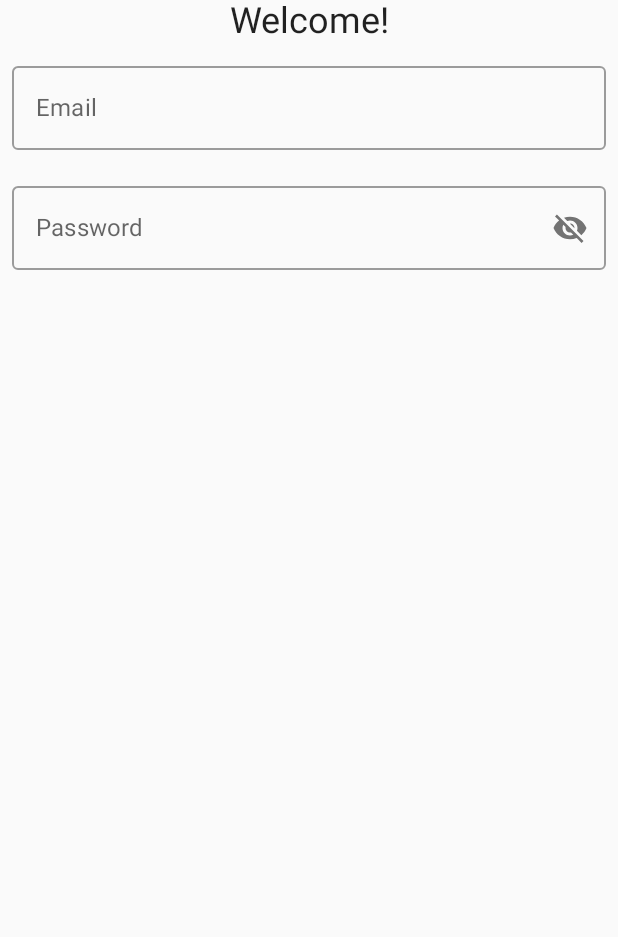
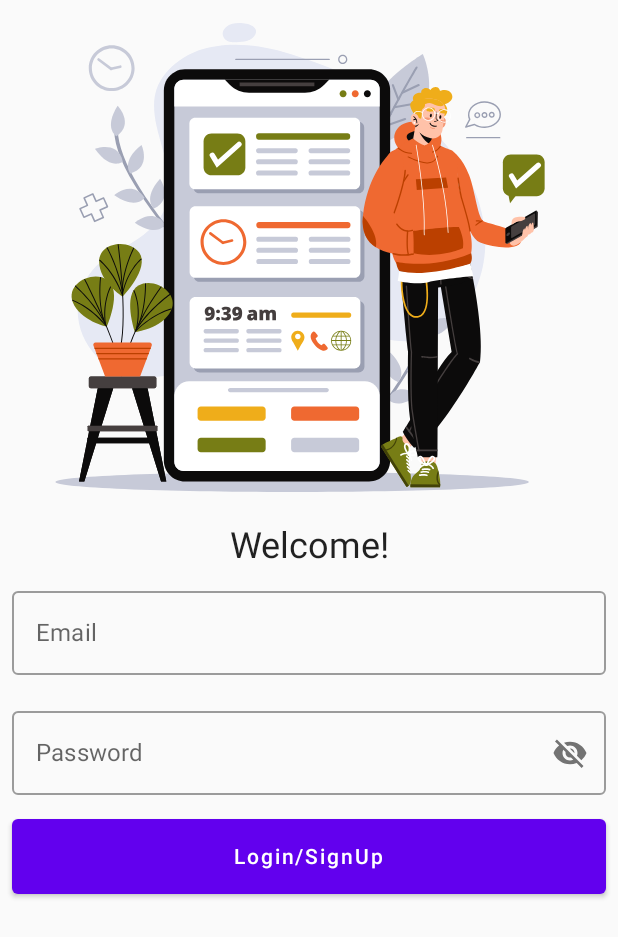
Before and after one commit to m-derakhshan/DoneV2, an Android app built with Jetpack Compose: the screen it shows after launch (MainActivity), on a phone screen of 412 x 824 dp. Shown: the top 937 px of the screen. Run offline under Robolectric (Android 15) with nearby library versions, the phone set to English and light mode, and no system bars; our stand-ins replace Dagger/Hilt's generated code, Firebase (no records; nobody signed in at launch, a user with empty details on screens opened directly).

Commit message:
adding loading button

```diff
--- /dev/null
+++ b/app/src/main/java/m/derakhshan/done/core/presentation/composable/LoadingButton.kt
@@ -0,0 +1,51 @@
+package m.derakhshan.done.core.presentation.composable
+
+import androidx.compose.animation.core.*
+import androidx.compose.foundation.layout.fillMaxWidth
+import androidx.compose.foundation.layout.height
+import androidx.compose.foundation.layout.width
+import androidx.compose.material.Button
+import androidx.compose.material.Text
+import androidx.compose.runtime.Composable
+import androidx.compose.runtime.getValue
+import androidx.compose.ui.Modifier
+import androidx.compose.ui.draw.rotate
+import androidx.compose.ui.unit.dp
+
+
+@Composable
+fun LoadingButton(
+    modifier: Modifier = Modifier,
+    buttonText: String,
+    isExpanded: Boolean,
+    callBack: () -> Unit
+) {
+
+    val infiniteAnimation = rememberInfiniteTransition()
+    val rotation by infiniteAnimation.animateFloat(
+        initialValue = 0f,
+        targetValue = if (isExpanded) 0f else 720f,
+        animationSpec = infiniteRepeatable(
+            animation = tween(1500),
+            repeatMode = RepeatMode.Reverse
+        )
+    )
+
+    val myModifier = if (isExpanded)
+        modifier
+            .fillMaxWidth()
+            .height(50.dp)
+    else
+        modifier
+            .width(50.dp)
+            .height(50.dp)
+            .rotate(rotation)
+
+    Button(
+        onClick = callBack, modifier = myModifier
+    ) {
+        Text(text = if (isExpanded) buttonText else "")
+    }
+
+
+}
--- a/app/src/main/java/m/derakhshan/done/feature_authentication/presentation/AuthenticationEvent.kt
+++ b/app/src/main/java/m/derakhshan/done/feature_authentication/presentation/AuthenticationEvent.kt
@@ -5,4 +5,5 @@ sealed class AuthenticationEvent {
     object TogglePasswordVisibility : AuthenticationEvent()
     data class EmailChanged(val email: String) : AuthenticationEvent()
     data class PasswordChanged(val password: String) : AuthenticationEvent()
+    data class NameAndFamilyChanged(val NameAndFamily: String) : AuthenticationEvent()
 }
--- a/app/src/main/java/m/derakhshan/done/feature_authentication/presentation/AuthenticationState.kt
+++ b/app/src/main/java/m/derakhshan/done/feature_authentication/presentation/AuthenticationState.kt
@@ -5,5 +5,7 @@ data class AuthenticationState(
     val password: String = "",
     val nameAndFamily: String = "",
     val showNameAndFamily: Boolean = false,
-    val isPasswordVisible: Boolean = false
+    val isPasswordVisible: Boolean = false,
+    val isLoadingButtonExpanded: Boolean = true,
+    val isNameAndFamilyFieldVisible: Boolean = false
 )
--- a/app/src/main/java/m/derakhshan/done/feature_authentication/presentation/AuthenticationViewModel.kt
+++ b/app/src/main/java/m/derakhshan/done/feature_authentication/presentation/AuthenticationViewModel.kt
@@ -3,13 +3,17 @@ package m.derakhshan.done.feature_authentication.presentation
 import androidx.compose.runtime.State
 import androidx.compose.runtime.mutableStateOf
 import androidx.lifecycle.ViewModel
+import com.google.firebase.auth.FirebaseAuth
 import dagger.hilt.android.lifecycle.HiltViewModel
 import m.derakhshan.done.feature_authentication.presentation.AuthenticationEvent.*
 import javax.inject.Inject
 
 
 @HiltViewModel
-class AuthenticationViewModel @Inject constructor() : ViewModel() {
+class AuthenticationViewModel @Inject constructor(
+    private val authentication: FirebaseAuth,
+) : ViewModel() {
+
 
     private val _state = mutableStateOf(AuthenticationState())
     val state: State<AuthenticationState> = _state
@@ -17,7 +21,10 @@ class AuthenticationViewModel @Inject constructor() : ViewModel() {
 
     fun onEvent(event: AuthenticationEvent) {
         when (event) {
-            is LoginSignUpClicked -> {}
+            is LoginSignUpClicked -> {
+                loginOrSignUp()
+
+            }
             is EmailChanged -> {
                 _state.value = _state.value.copy(
                     email = event.email
@@ -28,6 +35,11 @@ class AuthenticationViewModel @Inject constructor() : ViewModel() {
                     password = event.password
                 )
             }
+            is NameAndFamilyChanged -> {
+                _state.value = _state.value.copy(
+                    nameAndFamily = event.NameAndFamily
+                )
+            }
             is TogglePasswordVisibility -> {
                 _state.value = _state.value.copy(
                     isPasswordVisible = !_state.value.isPasswordVisible
@@ -36,5 +48,16 @@ class AuthenticationViewModel @Inject constructor() : ViewModel() {
         }
     }
 
+    // TODO: solve the authentication listener problem
+    private fun loginOrSignUp() {
+        _state.value = _state.value.copy(
+            isLoadingButtonExpanded = false
+        )
+        authentication.signInWithEmailAndPassword(
+            _state.value.email,
+            _state.value.password
+        )
+    }
+
 
 }
--- a/app/src/main/java/m/derakhshan/done/feature_authentication/presentation/composable/AuthenticationScreen.kt
+++ b/app/src/main/java/m/derakhshan/done/feature_authentication/presentation/composable/AuthenticationScreen.kt
@@ -1,5 +1,6 @@
 package m.derakhshan.done.feature_authentication.presentation.composable
 
+import androidx.compose.animation.*
 import androidx.compose.foundation.layout.*
 import androidx.compose.foundation.rememberScrollState
 import androidx.compose.foundation.text.KeyboardOptions
@@ -9,6 +10,7 @@ import androidx.compose.material.icons.Icons
 import androidx.compose.material.icons.filled.Visibility
 import androidx.compose.material.icons.filled.VisibilityOff
 import androidx.compose.runtime.Composable
+import androidx.compose.ui.Alignment
 import androidx.compose.ui.Modifier
 import androidx.compose.ui.platform.testTag
 import androidx.compose.ui.res.stringResource
@@ -20,6 +22,7 @@ import androidx.compose.ui.unit.dp
 import androidx.hilt.navigation.compose.hiltViewModel
 import androidx.navigation.NavController
 import m.derakhshan.done.R
+import m.derakhshan.done.core.presentation.composable.LoadingButton
 import m.derakhshan.done.feature_authentication.presentation.AuthenticationEvent
 import m.derakhshan.done.feature_authentication.presentation.AuthenticationViewModel
 import m.derakhshan.done.feature_authentication.utils.AuthenticationTestingConstants
@@ -29,7 +32,7 @@ import m.derakhshan.done.ui.theme.spacing
 @Composable
 fun AuthenticationScreen(
     navController: NavController,
-    viewModel: AuthenticationViewModel = hiltViewModel()
+    viewModel: AuthenticationViewModel = hiltViewModel(),
 ) {
     val state = viewModel.state.value
     val scroll = rememberScrollState()
@@ -39,11 +42,11 @@ fun AuthenticationScreen(
             .verticalScroll(scroll)
     ) {
         // todo: comment or uncomment this part for android testing
-//        LottieBanner(
-//            modifier = Modifier
-//                .fillMaxWidth()
-//                .height(350.dp)
-//        )
+        LottieBanner(
+            modifier = Modifier
+                .fillMaxWidth()
+                .height(350.dp)
+        )
 
         Text(
             text = stringResource(id = R.string.welcome),
@@ -98,6 +101,38 @@ fun AuthenticationScreen(
                 .testTag(AuthenticationTestingConstants.PASSWORD_TEXT_FIELD)
         )
 
+        AnimatedVisibility(
+            visible = state.isNameAndFamilyFieldVisible,
+            enter = slideInVertically() + fadeIn(),
+            exit = slideOutVertically() + fadeOut()
+        ) {
+            OutlinedTextField(
+                value = state.email,
+                label = {
+                    Text(text = stringResource(id = R.string.email))
+                },
+                onValueChange = { viewModel.onEvent(AuthenticationEvent.EmailChanged(it)) },
+                keyboardOptions = KeyboardOptions(keyboardType = KeyboardType.Email),
+                maxLines = 1,
+                modifier = Modifier
+                    .fillMaxWidth()
+                    .padding(MaterialTheme.spacing.small)
+                    .testTag(AuthenticationTestingConstants.EMAIL_TEXT_FIELD)
+            )
+        }
+
+
+
+        LoadingButton(
+            buttonText = stringResource(id = R.string.login_signup),
+            isExpanded = state.isLoadingButtonExpanded,
+            modifier = Modifier
+                .padding(MaterialTheme.spacing.small)
+                .align(Alignment.CenterHorizontally)
+        ) {
+            viewModel.onEvent(AuthenticationEvent.LoginSignUpClicked)
+        }
+
 
     }
 }
--- a/app/src/main/res/values/strings.xml
+++ b/app/src/main/res/values/strings.xml
@@ -4,4 +4,5 @@
     <string name="welcome">Welcome!</string>
     <string name="email">Email</string>
     <string name="password">Password</string>
+    <string name="login_signup">Login/SignUp</string>
 </resources>
```
Also changed, not shown: app/src/main/java/m/derakhshan/done/feature_authentication/di/AuthenticationModule.kt (added, +20 -0 lines).
